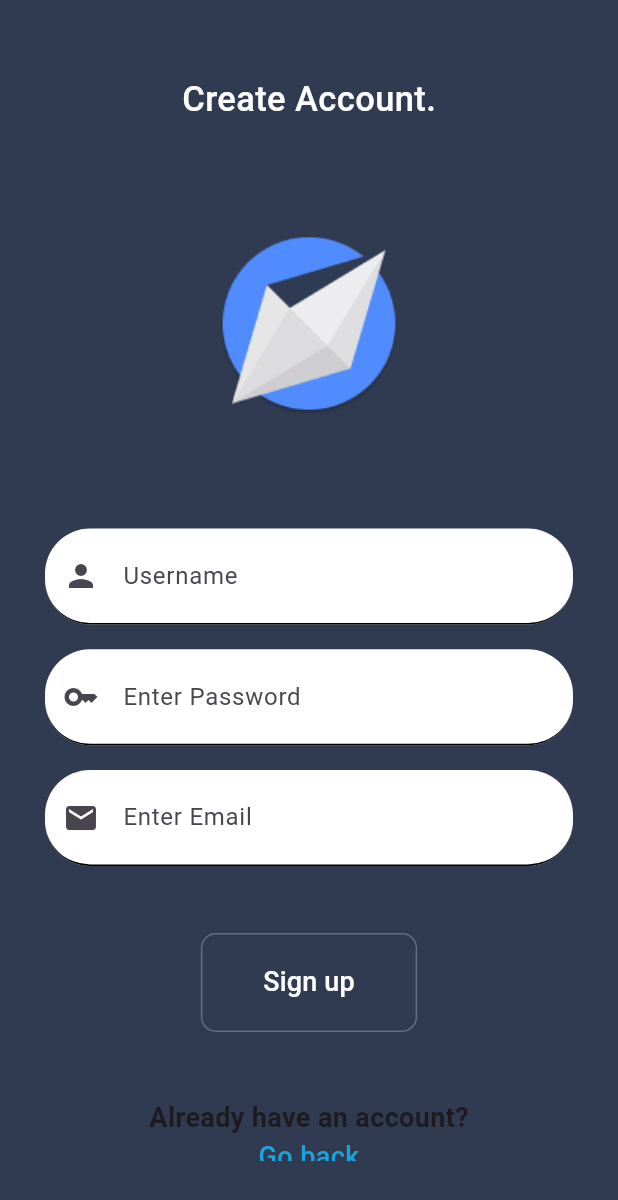
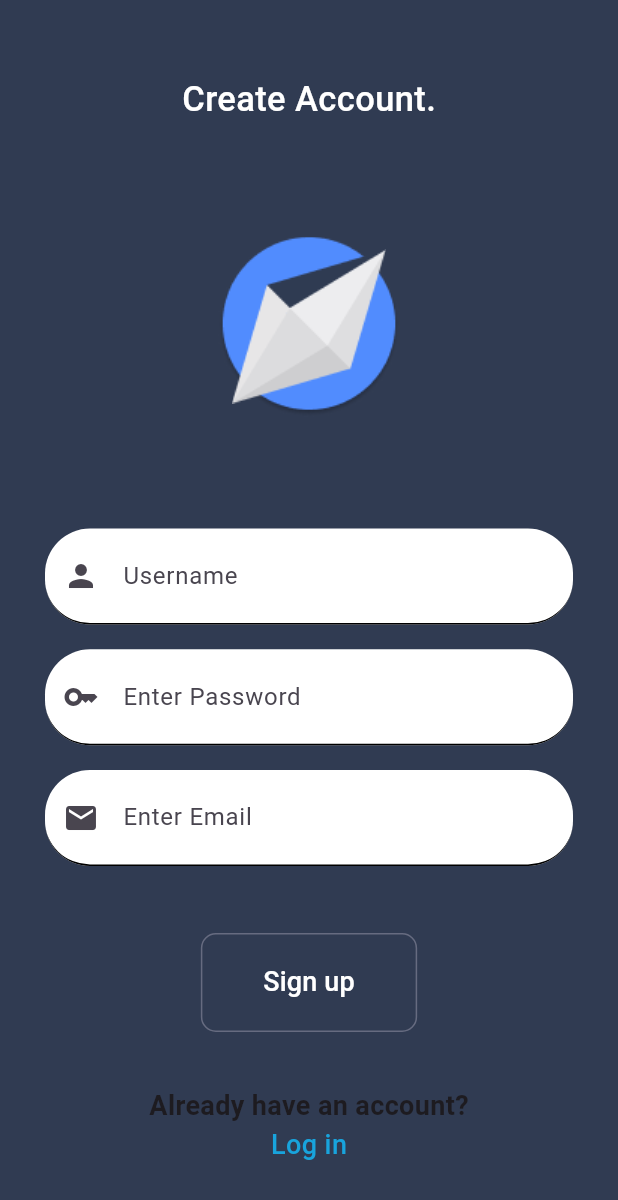
Before and after one commit to hngx-org/team-rainbow_troops-breakout-revival, a Flutter app: the screen it shows after launch, on a phone screen of 412 x 824 dp. Shown: the top 1200 px of the screen. Run offline on Flutter 3.47's test engine with Material 2 defaults, Android fonts, the phone set to English and light mode, and no system bars; drawn by our look-alikes of modal_progress_hud_nsn; our stand-ins replace firebase_auth, firebase_core; accounts and stored records are empty.

Commit message:
authentication updated

```diff
--- a/lib/features/authentication/services/auth_service.dart
+++ b/lib/features/authentication/services/auth_service.dart
@@ -1,5 +1,4 @@
 import 'package:firebase_auth/firebase_auth.dart';
-import 'package:flutter/foundation.dart';
 
 class AuthenticationService {
   final FirebaseAuth _firebaseAuth = FirebaseAuth.instance;
--- a/lib/features/authentication/views/signup_view.dart
+++ b/lib/features/authentication/views/signup_view.dart
@@ -24,17 +24,18 @@ class SignupView extends StatelessWidget {
 
     AuthViewModel authViewModel = context.watch<AuthViewModel>();
     return Scaffold(
-      backgroundColor: Color(0xff303B52),
+      backgroundColor: const Color(0xff303B52),
       body: ModalProgressHUD(
-        color: Color(0xff303B49),
+        color: const Color(0xff303B49),
         inAsyncCall: authViewModel.busy,
         child: Padding(
-          padding: const EdgeInsets.symmetric(vertical: 50.0, horizontal: 30.0),
+          padding: const EdgeInsets.only(
+              top: 50.0, right: 30.0, left: 30.0, bottom: 0.0),
           child: SingleChildScrollView(
             child: Column(
               crossAxisAlignment: CrossAxisAlignment.center,
               children: [
-                Text(
+                const Text(
                   'Create Account.',
                   style: TextStyle(
                       fontSize: 23.0,
@@ -57,7 +58,7 @@ class SignupView extends StatelessWidget {
                 CustomTextFormField(
                   textEditingController: _usernameController,
                   hintText: 'Username',
-                  icon: Icon(Icons.person),
+                  icon: const Icon(Icons.person),
                 ),
                 SizedBox(
                   height: height * 0.02,
@@ -66,7 +67,7 @@ class SignupView extends StatelessWidget {
                   textEditingController: _passwordController,
                   hintText: 'Enter Password',
                   obscuretext: true,
-                  icon: Icon(Icons.key_outlined),
+                  icon: const Icon(Icons.key_outlined),
                 ),
                 SizedBox(
                   height: height * 0.02,
@@ -74,7 +75,7 @@ class SignupView extends StatelessWidget {
                 CustomTextFormField(
                   textEditingController: _emailController,
                   hintText: 'Enter Email',
-                  icon: Icon(Icons.mail),
+                  icon: const Icon(Icons.mail),
                 ),
                 SizedBox(
                   height: height * 0.03,
@@ -100,9 +101,9 @@ class SignupView extends StatelessWidget {
                   height: height * 0.08,
                 ),
                 SizedBox(
-                  height: height * 0.03,
+                  height: height * 0.02,
                 ),
-                Text(
+                const Text(
                   'Already have an account?',
                   style: TextStyle(fontWeight: FontWeight.w600, fontSize: 18.0),
                 ),
@@ -111,8 +112,8 @@ class SignupView extends StatelessWidget {
                     Navigator.push(context,
                         MaterialPageRoute(builder: (context) => LoginView()));
                   },
-                  text: 'Go back',
-                  color: Color(0xff18A4DD),
+                  text: 'Log in',
+                  color: const Color(0xff18A4DD),
                 )
               ],
             ),
--- a/lib/main.dart
+++ b/lib/main.dart
@@ -1,6 +1,5 @@
 import 'package:brick_breaker/features/authentication/services/global.dart';
 import 'package:brick_breaker/features/authentication/viewmodels/authentication_view_model.dart';
-import 'package:brick_breaker/features/authentication/views/login_view.dart';
 import 'package:brick_breaker/features/authentication/views/signup_view.dart';
 import 'package:flutter/material.dart';
 import 'package:provider/provider.dart';
--- a/lib/utils/widgets/custom_input_field.dart
+++ b/lib/utils/widgets/custom_input_field.dart
@@ -29,7 +29,7 @@ class CustomTextFormField extends StatelessWidget {
       textCapitalization: TextCapitalization.words,
       decoration: InputDecoration(
           hintText: hintText,
-          disabledBorder: UnderlineInputBorder(
+          disabledBorder: const UnderlineInputBorder(
             borderSide: BorderSide(color: Color(0xff6AA4BA), width: 3.0),
           ),
           enabledBorder: UnderlineInputBorder(
@@ -47,7 +47,7 @@ class CustomTextFormField extends StatelessWidget {
           filled: true,
           fillColor: Colors.white,
           prefixIcon: icon,
-          contentPadding: EdgeInsets.symmetric(vertical: 20.0)),
+          contentPadding: const EdgeInsets.symmetric(vertical: 20.0)),
       onChanged: onChanged,
       autovalidateMode: AutovalidateMode.onUserInteraction,
       enabled: enabled,
--- a/lib/utils/widgets/rounded_button.dart
+++ b/lib/utils/widgets/rounded_button.dart
@@ -21,17 +21,17 @@ class CustomButton extends StatelessWidget {
         padding: const EdgeInsets.symmetric(vertical: 20.0),
         child: TextButton(
           onPressed: onPress,
+          style: TextButton.styleFrom(
+              minimumSize: Size(width, height),
+              shape: const RoundedRectangleBorder(
+                borderRadius: BorderRadius.all(Radius.circular(10.0)),
+              ),
+              side: const BorderSide(width: 1.0, color: Color(0xff666B80)),
+              backgroundColor: const Color(0xff303B52)),
           child: Text(
             buttonchild,
-            style: TextStyle(color: Colors.white, fontSize: 18.0),
+            style: const TextStyle(color: Colors.white, fontSize: 18.0),
           ),
-          style: TextButton.styleFrom(
-              minimumSize: Size(width, height),
-              shape: RoundedRectangleBorder(
-                borderRadius: BorderRadius.all(Radius.circular(10.0)),
-              ),
-              side: BorderSide(width: 1.0, color: Color(0xff666B80)),
-              backgroundColor: Color(0xff303B52)),
         ));
   }
 }
```
Also changed, not shown: lib/features/authentication/models/dialog_models.dart (deleted, +0 -17 lines), lib/features/authentication/viewmodels/authentication_view_model.dart (+5 -2 lines), lib/features/authentication/views/login_view.dart (+8 -6 lines).
